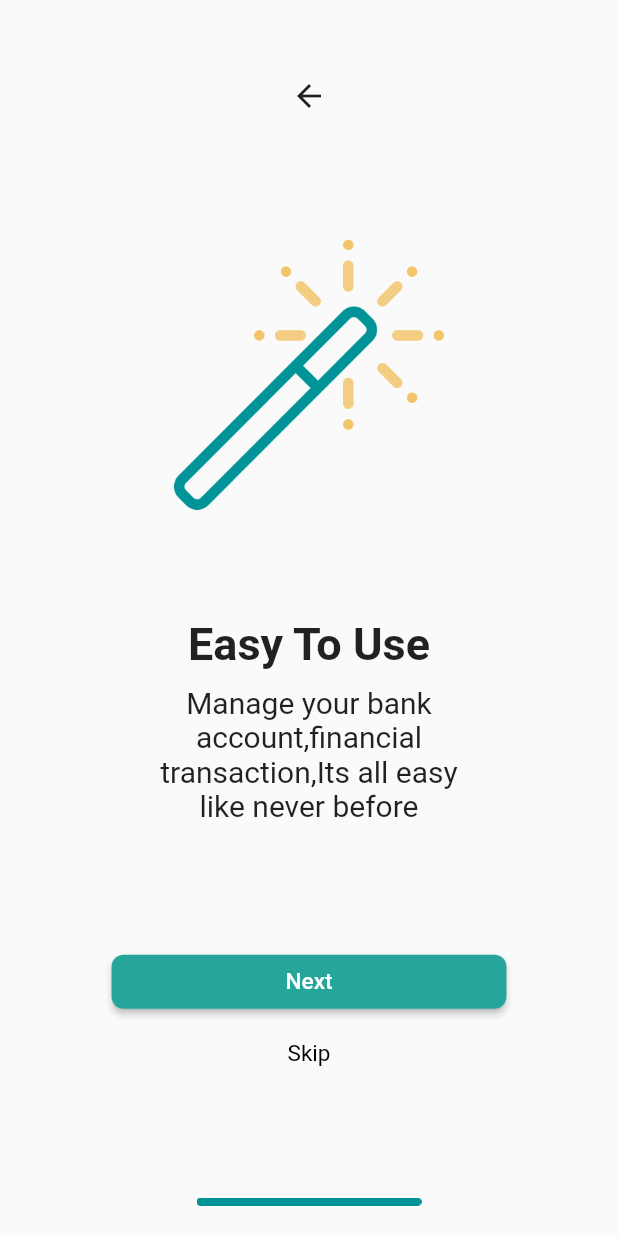
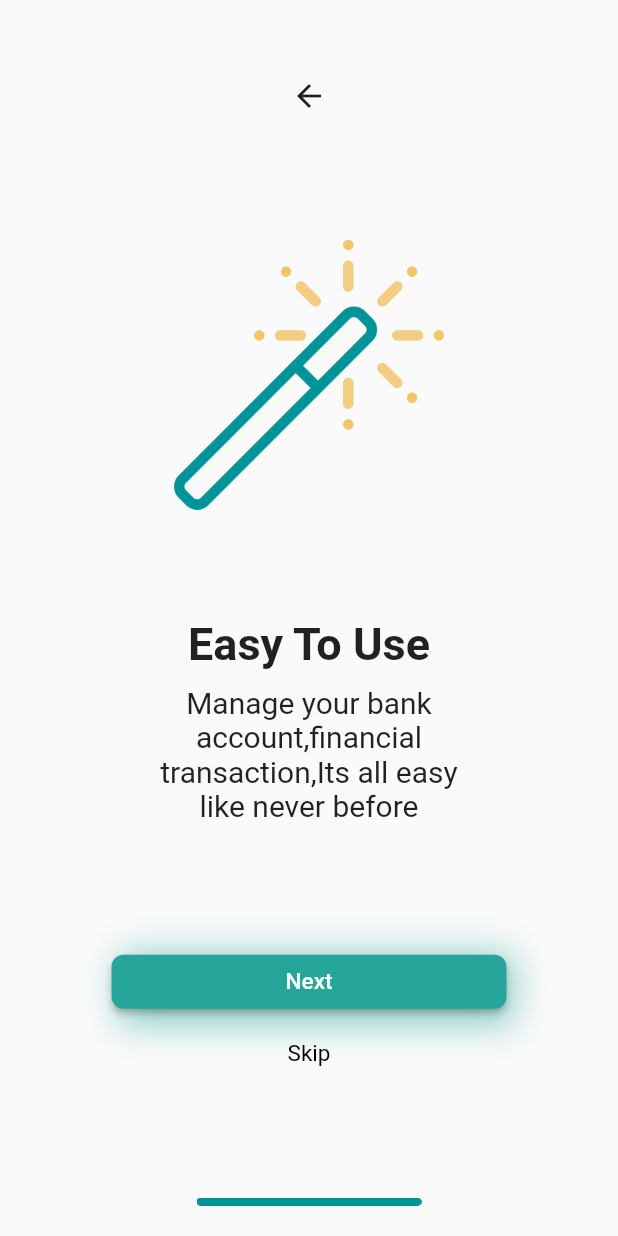
Before and after one commit to shivani-kerai/Surprisement-UI, a Flutter app: the screen it shows after launch, after a tap on "Next", on a phone screen of 412 x 824 dp. Run offline on Flutter 3.47's test engine with Material 2 defaults, Android fonts, the phone set to English and light mode, and no system bars.

Commit message:
shadow button for next

```diff
--- a/lib/ui/IntroScreen1.dart
+++ b/lib/ui/IntroScreen1.dart
@@ -55,10 +55,19 @@ class _Intro1State extends State<Intro1> {
             Column(
               children: [
                 Center(
+                  child: Container(
+                    decoration: BoxDecoration(boxShadow: <BoxShadow>[
+                      BoxShadow(
+                          color: Colors.teal.shade400.withOpacity(0.5),
+                          blurRadius: 20,
+                          offset: Offset(5.0, 5.0))
+                    ]),
                     child: RaisedButton(
                         onPressed: () {
-                        Navigator.push(context,
-                            MaterialPageRoute(builder: (context) => Intro2()));
+                          Navigator.push(
+                              context,
+                              MaterialPageRoute(
+                                  builder: (context) => Intro2()));
                         },
                         color: Colors.teal.shade400,
                         shape: RoundedRectangleBorder(
@@ -73,6 +82,7 @@ class _Intro1State extends State<Intro1> {
                                 color: Colors.white,
                               )),
                         )),
+                  ),
                 ),
                 Center(
                     child: TextButton(
--- a/lib/ui/IntroScreen2.dart
+++ b/lib/ui/IntroScreen2.dart
@@ -55,10 +55,19 @@ class _Intro2State extends State<Intro2> {
             Column(
               children: [
                 Center(
+                  child: Container(
+                    decoration: BoxDecoration(boxShadow: <BoxShadow>[
+                      BoxShadow(
+                          color: Colors.teal.shade400.withOpacity(0.5),
+                          blurRadius: 20,
+                          offset: Offset(5.0, 5.0))
+                    ]),
                     child: RaisedButton(
                         onPressed: () {
-                        Navigator.push(context,
-                            MaterialPageRoute(builder: (context) => Intro3()));
+                          Navigator.push(
+                              context,
+                              MaterialPageRoute(
+                                  builder: (context) => Intro3()));
                         },
                         color: Colors.teal.shade400,
                         shape: RoundedRectangleBorder(
@@ -72,6 +81,7 @@ class _Intro2State extends State<Intro2> {
                                 color: Colors.white,
                               )),
                         )),
+                  ),
                 ),
                 Center(
                     child: TextButton(
```
Also changed, not shown: lib/ui/IntroScreen3.dart (+12 -2 lines), lib/ui/IntroScreen4.dart (+8 -0 lines). Lines whose indentation alone changed are shown as unchanged.
